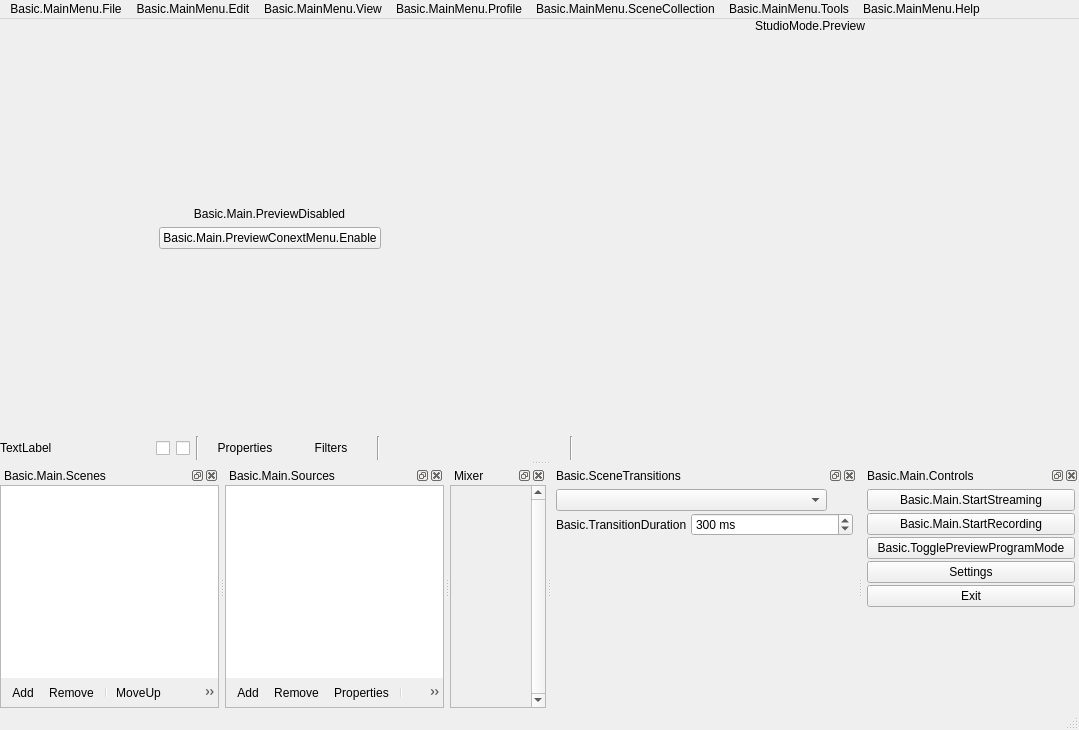
The window that UI/forms/OBSBasic.ui (MothersOnHerWay/obs-studio) describes before a commit, drawn with Qt 5.
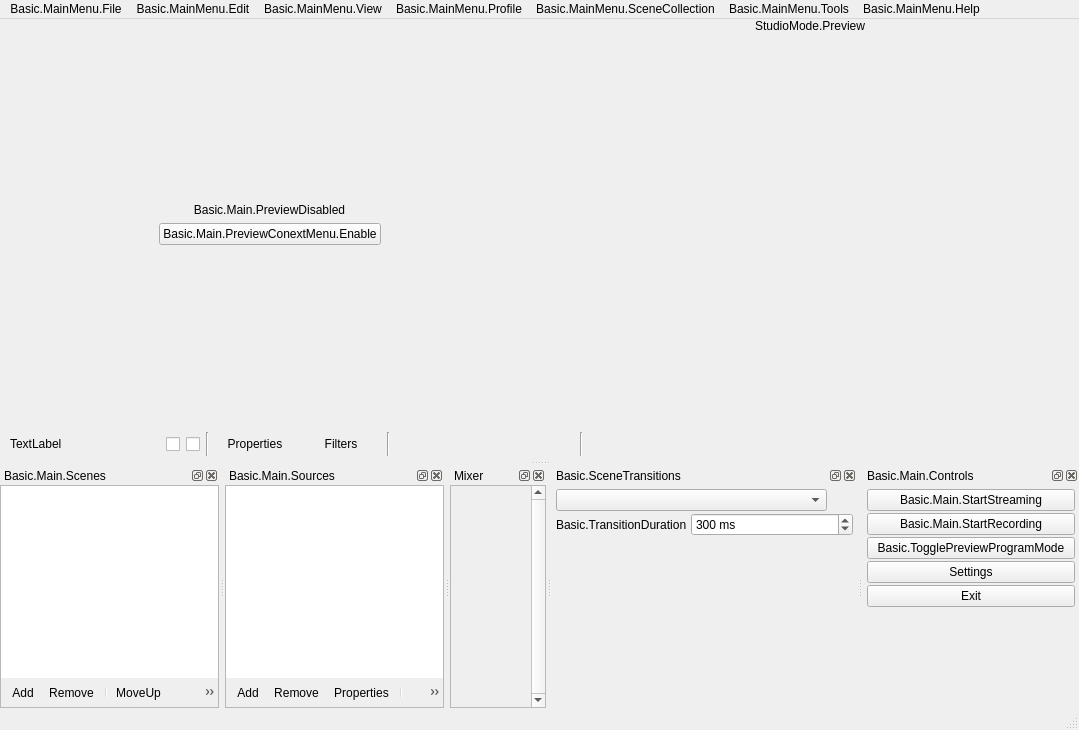
The same window after the commit. Icons and pictures are not drawn. Custom widgets are drawn as their Qt base class.

Patch:
```diff
--- a/UI/forms/OBSBasic.ui
+++ b/UI/forms/OBSBasic.ui
@@ -198,7 +198,7 @@
     <item>
      <widget class="QWidget" name="contextContainer" native="true">
       <property name="sizePolicy">
-       <sizepolicy hsizetype="Maximum" vsizetype="Preferred">
+       <sizepolicy hsizetype="Preferred" vsizetype="Preferred">
         <horstretch>0</horstretch>
         <verstretch>0</verstretch>
        </sizepolicy>
@@ -206,13 +206,13 @@
       <property name="minimumSize">
        <size>
         <width>0</width>
-        <height>24</height>
+        <height>32</height>
        </size>
       </property>
       <property name="maximumSize">
        <size>
         <width>16777215</width>
-        <height>24</height>
+        <height>32</height>
        </size>
       </property>
       <layout class="QHBoxLayout" name="horizontalLayout">
@@ -223,21 +223,21 @@
         <enum>QLayout::SetDefaultConstraint</enum>
        </property>
        <property name="leftMargin">
-        <number>0</number>
+        <number>10</number>
        </property>
        <property name="topMargin">
-        <number>0</number>
+        <number>4</number>
        </property>
        <property name="rightMargin">
-        <number>0</number>
+        <number>10</number>
        </property>
        <property name="bottomMargin">
-        <number>0</number>
+        <number>4</number>
        </property>
        <item>
         <widget class="QWidget" name="contextSubContainer" native="true">
          <property name="sizePolicy">
-          <sizepolicy hsizetype="Maximum" vsizetype="Preferred">
+          <sizepolicy hsizetype="Preferred" vsizetype="Preferred">
            <horstretch>0</horstretch>
            <verstretch>0</verstretch>
           </sizepolicy>
@@ -249,6 +249,9 @@
           </size>
          </property>
          <layout class="QHBoxLayout" name="horizontalLayout_5">
+          <property name="spacing">
+           <number>6</number>
+          </property>
           <property name="leftMargin">
            <number>0</number>
           </property>
@@ -527,6 +530,22 @@
                </property>
               </widget>
              </item>
+             <item>
+              <spacer name="horizontalSpacer_4">
+               <property name="orientation">
+                <enum>Qt::Horizontal</enum>
+               </property>
+               <property name="sizeType">
+                <enum>QSizePolicy::Expanding</enum>
+               </property>
+               <property name="sizeHint" stdset="0">
+                <size>
+                 <width>40</width>
+                 <height>20</height>
+                </size>
+               </property>
+              </spacer>
+             </item>
             </layout>
            </widget>
           </item>
@@ -2167,6 +2186,12 @@
    <extends>QCheckBox</extends>
    <header>visibility-checkbox.hpp</header>
   </customwidget>
+  <customwidget>
+   <class>MediaControls</class>
+   <extends>QWidget</extends>
+   <header>media-controls.hpp</header>
+   <container>1</container>
+  </customwidget>
  </customwidgets>
  <resources>
   <include location="obs.qrc"/>
```
Left out of the diff: 39 changed lines with no effect on the pictures.
